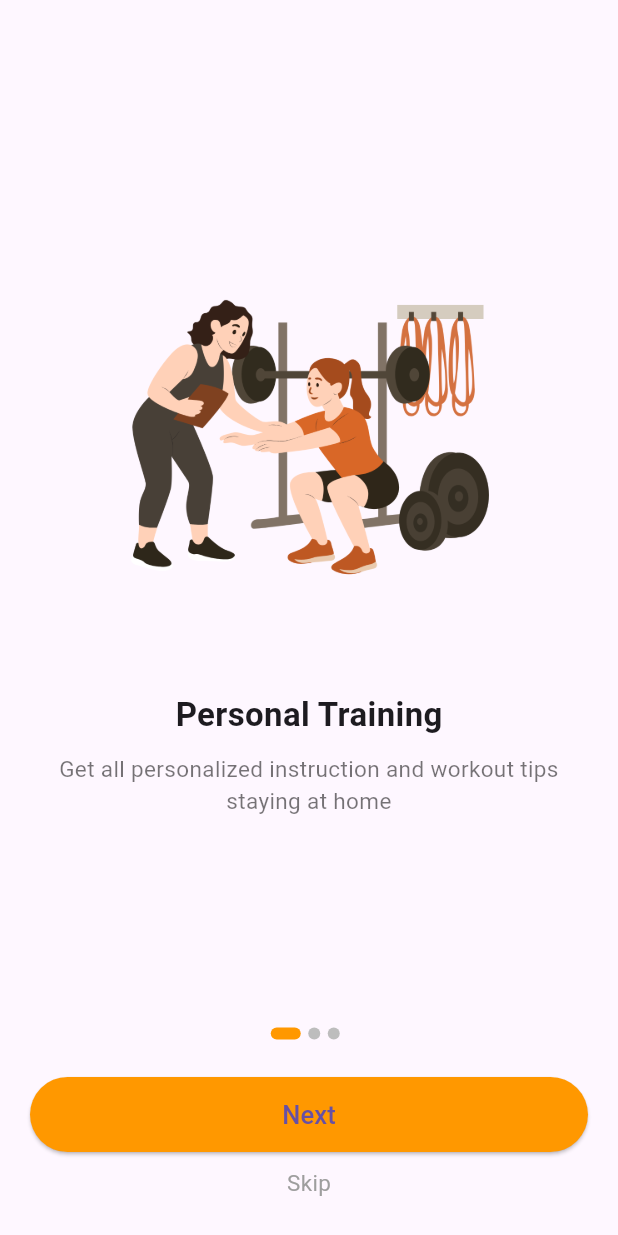
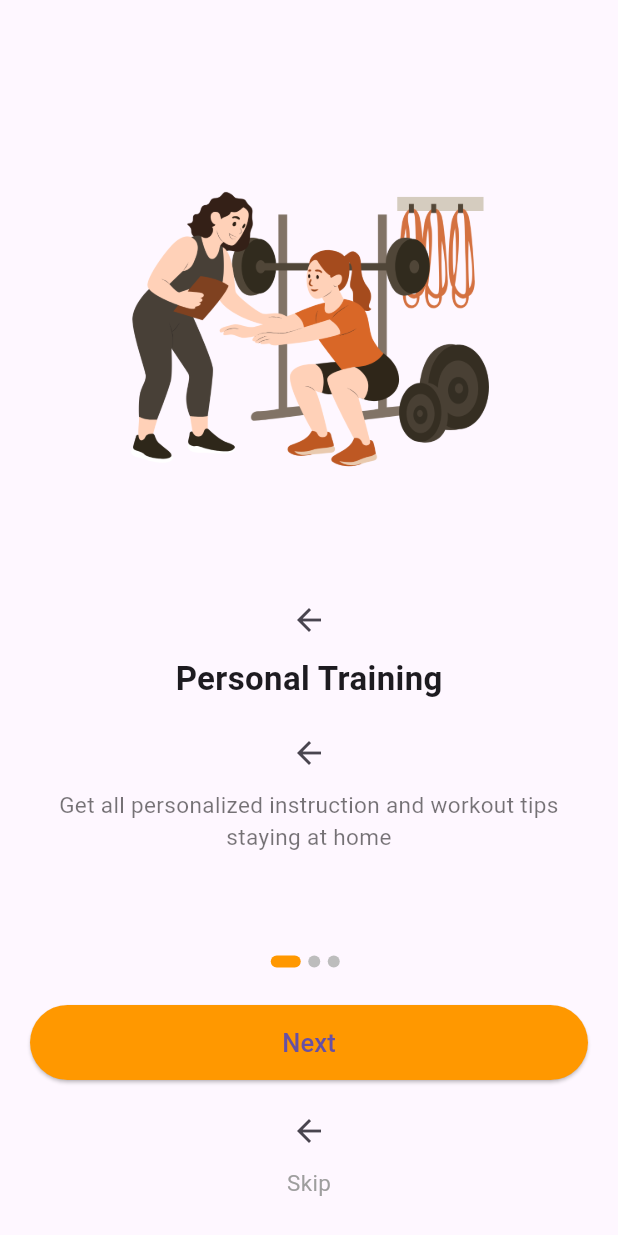
Before and after one commit to Pras-hant-karki/nutrisphere_flutter, a Flutter app: the screen it shows after launch, on a phone screen of 412 x 824 dp. Run offline on Flutter 3.47's test engine with Material 3 defaults, Android fonts, the phone set to English and light mode, and no system bars.

Commit message:
Made buttons navigate to all screens

```diff
--- a/lib/app.dart
+++ b/lib/app.dart
@@ -1,6 +1,9 @@
 import 'package:flutter/material.dart';
+import 'package:nutrisphere_flutter/dashboard_screen.dart';
+import 'package:nutrisphere_flutter/forgot_password_screen.dart';
 import 'package:nutrisphere_flutter/login_screen.dart';
 import 'package:nutrisphere_flutter/onboarding_screen.dart';
+import 'package:nutrisphere_flutter/register_screen.dart';
 import 'package:nutrisphere_flutter/splash_screen.dart';
 
 class App extends StatelessWidget {
@@ -13,8 +16,11 @@ class App extends StatelessWidget {
       initialRoute: '/',
       routes: {
         '/': (context) => const SplashScreen(),
+        '/onboarding': (context) => const OnboardingScreen(),
         '/login': (context) => const LoginScreen(),
-        '/onboarding': (context) => const OnboardingScreen(),
+        '/forgot': (context) => const ForgotPasswordScreen(),
+        '/register': (context) => const RegisterScreen(),
+        '/dashboard': (context) => const DashboardScreen(),
       },
     );
   }
--- a/lib/onboarding_screen.dart
+++ b/lib/onboarding_screen.dart
@@ -58,6 +58,11 @@ class _OnboardingScreenState extends State<OnboardingScreen> {
                           ),
                         ),
                         const SizedBox(height: 20),
+                        // Back arrow
+                            IconButton(
+                              onPressed: () => Navigator.pop(context),
+                              icon: const Icon(Icons.arrow_back),
+                            ),
                         Text(
                           onboardingData[index]["title"]!,
                           style: const TextStyle(
@@ -66,6 +71,11 @@ class _OnboardingScreenState extends State<OnboardingScreen> {
                           ),
                         ),
                         const SizedBox(height: 10),
+                        // Back arrow
+                            IconButton(
+                              onPressed: () => Navigator.pop(context),
+                              icon: const Icon(Icons.arrow_back),
+                            ),
                         Text(
                           onboardingData[index]["subtitle"]!,
                           textAlign: TextAlign.center,
@@ -137,6 +147,11 @@ class _OnboardingScreenState extends State<OnboardingScreen> {
             ),
 
             const SizedBox(height: 10),
+            // Back arrow
+              IconButton(
+                onPressed: () => Navigator.pop(context),
+                icon: const Icon(Icons.arrow_back),
+              ),
 
             // Skip Button
             GestureDetector(
--- a/lib/splash_screen.dart
+++ b/lib/splash_screen.dart
@@ -1,5 +1,4 @@
 import 'dart:async';
-
 import 'package:flutter/material.dart';
 
 class SplashScreen extends StatefulWidget {
```
Also changed, not shown: lib/dashboard_screen.dart (+47 -0 lines), lib/forgot_password_screen.dart (+15 -0 lines), lib/login_screen.dart (+10 -7 lines), lib/register_screen.dart (+15 -0 lines).
